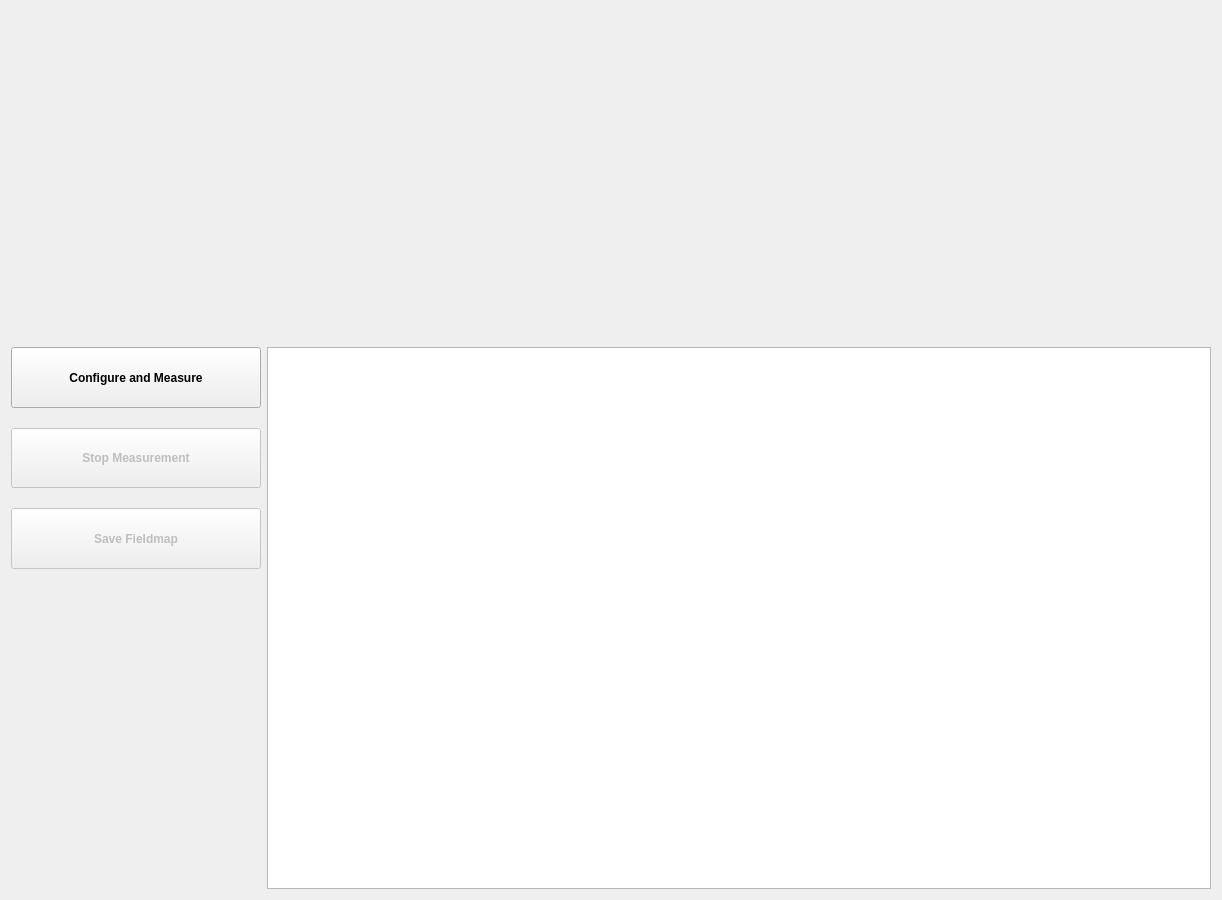
Before: the Qt Designer form hallbench/gui/ui/measurementwidget.ui in lnls-ima/hall-bench-control, drawn with Qt 5.
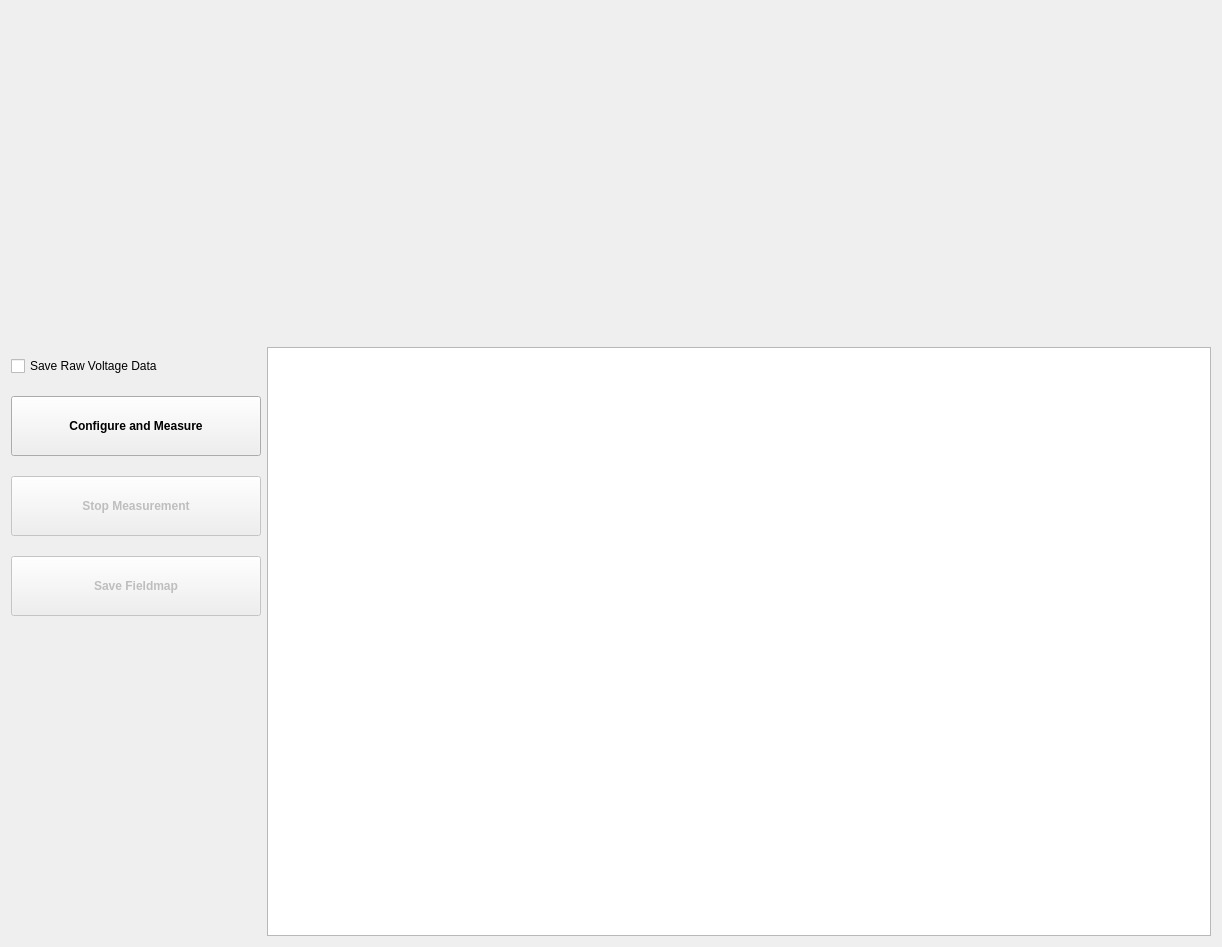
After: the same form once the commit is applied. Custom widgets are drawn as their Qt base class.

Commit message: Add view data dialog

```diff
--- a/hallbench/gui/ui/measurementwidget.ui
+++ b/hallbench/gui/ui/measurementwidget.ui
@@ -7,7 +7,7 @@
     <x>0</x>
     <y>0</y>
     <width>1218</width>
-    <height>900</height>
+    <height>938</height>
    </rect>
   </property>
   <property name="windowTitle">
@@ -35,6 +35,16 @@
      <property name="spacing">
       <number>20</number>
      </property>
+     <property name="topMargin">
+      <number>9</number>
+     </property>
+     <item>
+      <widget class="QCheckBox" name="save_raw_data_chb">
+       <property name="text">
+        <string>Save Raw Voltage Data</string>
+       </property>
+      </widget>
+     </item>
      <item>
       <widget class="QPushButton" name="measure_btn">
        <property name="sizePolicy">
```
The commit also changes 10 other files.
